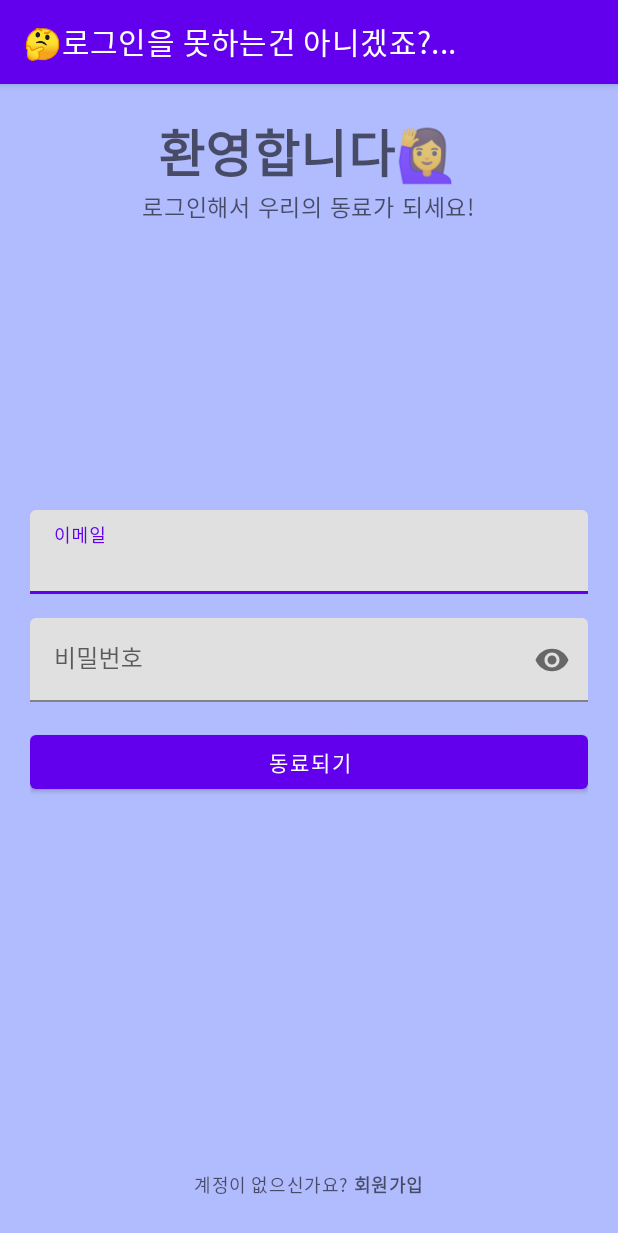
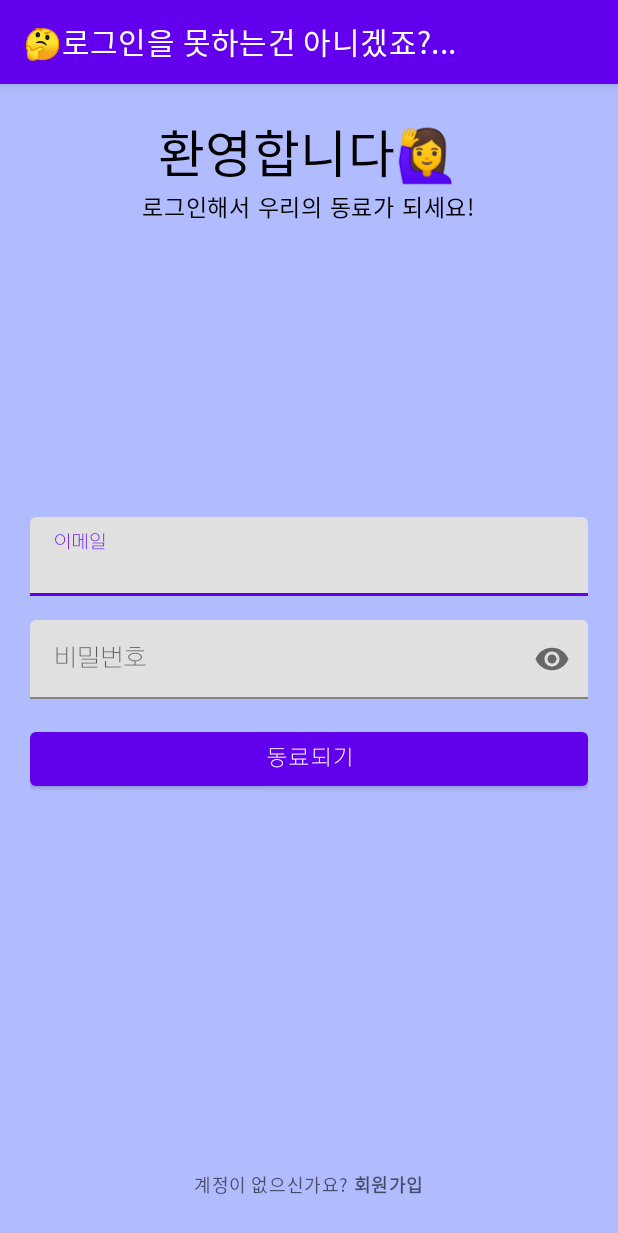
Before and after one commit to cuty-semicolon/MM, an Android app: the screen it shows after launch (LoginActivity), on a phone screen of 412 x 824 dp. Shown: the top 1233 px of the screen. Run offline under Robolectric (Android 15) with nearby library versions, the phone set to English and light mode, and no system bars; our stand-ins replace Firebase (no records; nobody signed in at launch, a user with empty details on screens opened directly).

Commit message:
⚡:: #14 font 변경

```diff
--- a/loginandlegister/app/src/main/res/layout/activity_login.xml
+++ b/loginandlegister/app/src/main/res/layout/activity_login.xml
@@ -15,8 +15,10 @@
         android:layout_width="wrap_content"
         android:layout_height="wrap_content"
         android:layout_centerHorizontal="true"
-        android:text="환영합니다🙋‍♀️"
-        android:textStyle="bold"/>
+        android:fontFamily="@font/nexonlight"
+        android:text="환영합니다🙋‍♀"
+        android:textColor="@color/black"
+         />
 
     <TextView
         style="@style/TextAppearance.MaterialComponents.Caption"
@@ -25,6 +27,8 @@
         android:layout_below="@+id/titleLabel"
         android:layout_centerHorizontal="true"
         android:textSize="15sp"
+        android:fontFamily="@font/nexonlight"
+        android:textColor="@color/black"
         android:text="로그인해서 우리의 동료가 되세요!" />
 
     <!--Email-->
@@ -39,8 +43,9 @@
             android:id="@+id/emailEt"
             android:layout_width="match_parent"
             android:layout_height="wrap_content"
-            android:inputType="textEmailAddress"
-            android:hint="이메일"/>
+            android:hint="이메일"
+            android:fontFamily="@font/nexonlight"
+            android:inputType="textEmailAddress" />
 
     </com.google.android.material.textfield.TextInputLayout>
 
@@ -57,6 +62,7 @@
             android:layout_width="match_parent"
             android:layout_height="wrap_content"
             android:inputType="textPassword"
+            android:fontFamily="@font/nexonlight"
             android:hint="비밀번호"/>
     </com.google.android.material.textfield.TextInputLayout>
 
@@ -67,16 +73,17 @@
         android:layout_height="wrap_content"
         android:layout_below="@+id/passwordTil"
         android:layout_marginTop="16dp"
-        android:text="동료되기" />
+        android:text="동료되기"
+        android:fontFamily="@font/nexonlight"/>
 
     <!--If not have account=sign up-->
     <TextView
         android:id="@+id/noAccount"
+        style="@style/TextAppearance.MaterialComponents.Caption"
         android:layout_width="wrap_content"
         android:layout_height="wrap_content"
-        android:text="@string/no_account"
         android:layout_alignParentBottom="true"
+        android:layout_centerHorizontal="true"
         android:padding="5dp"
-        android:layout_centerHorizontal="true"
-        style="@style/TextAppearance.MaterialComponents.Caption"/>
+        android:text="@string/no_account" />
 </RelativeLayout>
--- a/loginandlegister/app/src/main/res/layout/fragment_credit.xml
+++ b/loginandlegister/app/src/main/res/layout/fragment_credit.xml
@@ -14,6 +14,7 @@
         android:layout_height="wrap_content"
         android:layout_marginTop="8dp"
         android:text="개발자 정보"
+        android:fontFamily="@font/nexonlight"
         android:textColor="@color/black"
         android:textSize="40sp"
         android:textStyle="bold"
@@ -28,6 +29,7 @@
         android:layout_marginBottom="16dp"
         android:drawableLeft="@drawable/github_icon"
         android:text="깃허브"
+        android:fontFamily="@font/nexonlight"
         app:layout_constraintBottom_toBottomOf="parent"
         app:layout_constraintEnd_toEndOf="parent"
         app:layout_constraintStart_toStartOf="parent" />
@@ -47,6 +49,7 @@
         android:layout_width="wrap_content"
         android:layout_height="wrap_content"
         android:text="이용진"
+        android:fontFamily="@font/nexonlight"
         android:textStyle="bold"
         android:textSize="56sp"
         app:layout_constraintEnd_toEndOf="parent"
@@ -57,6 +60,7 @@
         android:layout_width="wrap_content"
         android:layout_height="wrap_content"
         android:layout_marginTop="8dp"
+        android:fontFamily="@font/nexonlight"
         android:text="코틀린을 좋아하는 17살 청년\n코틀린으로 안드로이드 앱을 개발한다\n항상 노오력을 중요시한다고 알려져있다\n그의 방에는 항상 핫식스가 넘쳐난다고...."
         android:textSize="20sp"
         app:layout_constraintEnd_toEndOf="parent"
```
Also changed, not shown: loginandlegister/app/src/main/res/font/fonts.xml (added, +7 -0 lines), loginandlegister/app/src/main/res/layout/activity_signup.xml (+9 -3 lines), loginandlegister/app/src/main/res/font/nexonlight.otf (added).
